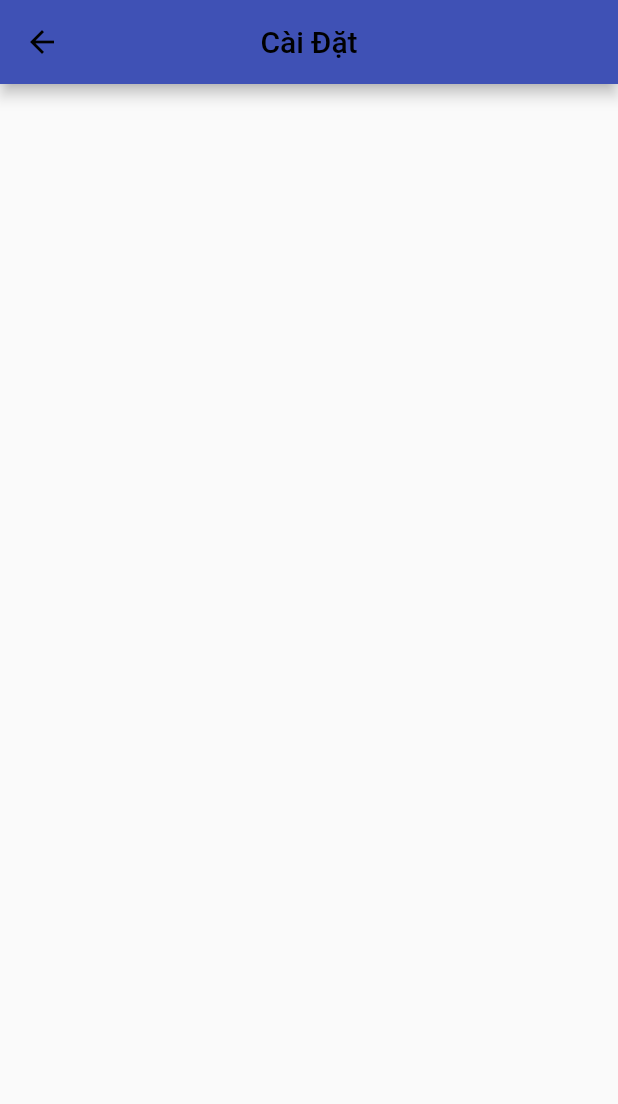
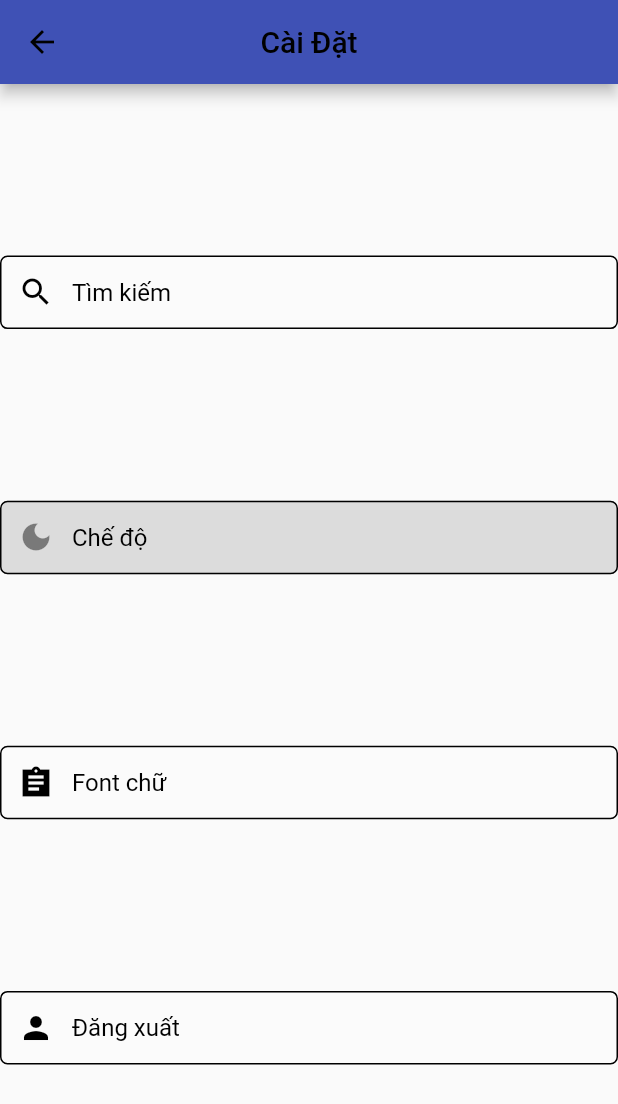
Before and after one commit to quynhtram01/Note-App, a Flutter app: the Setting screen opened directly, on a phone screen of 412 x 824 dp. Shown: the top 1104 px of the screen. Run offline on Flutter 3.47's test engine with Material 2 defaults, Android fonts, the phone set to English and light mode, and no system bars; our stand-ins replace avatar_glow, speech_to_text; missing offline and left inert: highlight_text; network calls fail.

Commit message:
Update Setting.dart

```diff
--- a/lib/contents/Setting.dart
+++ b/lib/contents/Setting.dart
@@ -1,5 +1,6 @@
 import 'package:flutter/cupertino.dart';
 import 'package:flutter/material.dart';
+import '../main.dart';
 
 class Setting extends StatefulWidget {
   const Setting({Key? key}) : super(key: key);
@@ -17,6 +18,79 @@ class _SettingState extends State<Setting> {
         centerTitle: true,
         backgroundColor: Colors.indigo,
       ),
-    );
+      body: Column(
+          mainAxisAlignment: MainAxisAlignment.spaceEvenly,
+          children: <Widget>[
+      TextField(
+      style: TextStyle(color: Colors.black),
+      decoration: InputDecoration(
+        contentPadding: EdgeInsets.symmetric(horizontal: 20, vertical: 15),
+        hintText: 'Tìm kiếm',
+        hintStyle: TextStyle(color: Colors.black),
+        prefixIcon: Icon(Icons.search, color: Colors.black),
+        filled: true,
+        fillColor: Colors.white12,
+        enabledBorder: OutlineInputBorder(
+          borderRadius: BorderRadius.circular(5),
+          borderSide: BorderSide(color: Colors.black),
+        ),
+      ),
+    ),
+            TextField(
+              style: TextStyle(color: Colors.black),
+              decoration: InputDecoration(
+                contentPadding: EdgeInsets.symmetric(horizontal: 20, vertical: 15),
+                hintText: 'Chế độ',
+                hintStyle: TextStyle(color: Colors.black),
+                prefixIcon: IconButton(icon: Icon(MyApp.themeNotifier.value == ThemeMode.light
+    ? Icons.dark_mode
+        : Icons.light_mode ),
+    onPressed: () {
+    MyApp.themeNotifier.value =
+    MyApp.themeNotifier.value == ThemeMode.light
+    ? ThemeMode.dark
+        : ThemeMode.light;
+    }),
+                filled: true,
+                fillColor: Colors.black12,
+                enabledBorder: OutlineInputBorder(
+                  borderRadius: BorderRadius.circular(5),
+                  borderSide: BorderSide(color: Colors.black),
+                ),
+              ),
+            ),
+            TextField(
+              style: TextStyle(color: Colors.black),
+              decoration: InputDecoration(
+                contentPadding: EdgeInsets.symmetric(horizontal: 20, vertical: 15),
+                hintText: 'Font chữ',
+                hintStyle: TextStyle(color: Colors.black),
+                prefixIcon: Icon(Icons.assignment_sharp, color: Colors.black),
+                filled: true,
+                fillColor: Colors.white12,
+                enabledBorder: OutlineInputBorder(
+                  borderRadius: BorderRadius.circular(5),
+                  borderSide: BorderSide(color: Colors.black),
+                ),
+              ),
+            ),
+            TextField(
+              style: TextStyle(color: Colors.black),
+              decoration: InputDecoration(
+                contentPadding: EdgeInsets.symmetric(horizontal: 20, vertical: 15),
+                hintText: 'Đăng xuất',
+                hintStyle: TextStyle(color: Colors.black),
+                prefixIcon: Icon(Icons.person, color: Colors.black),
+                filled: true,
+                fillColor: Colors.white12,
+                enabledBorder: OutlineInputBorder(
+                  borderRadius: BorderRadius.circular(5),
+                  borderSide: BorderSide(color: Colors.black),
+                ),
+              ),
+            ),
+
+     ]));
+
   }
-}
+}// TODO Implement this library.
```
